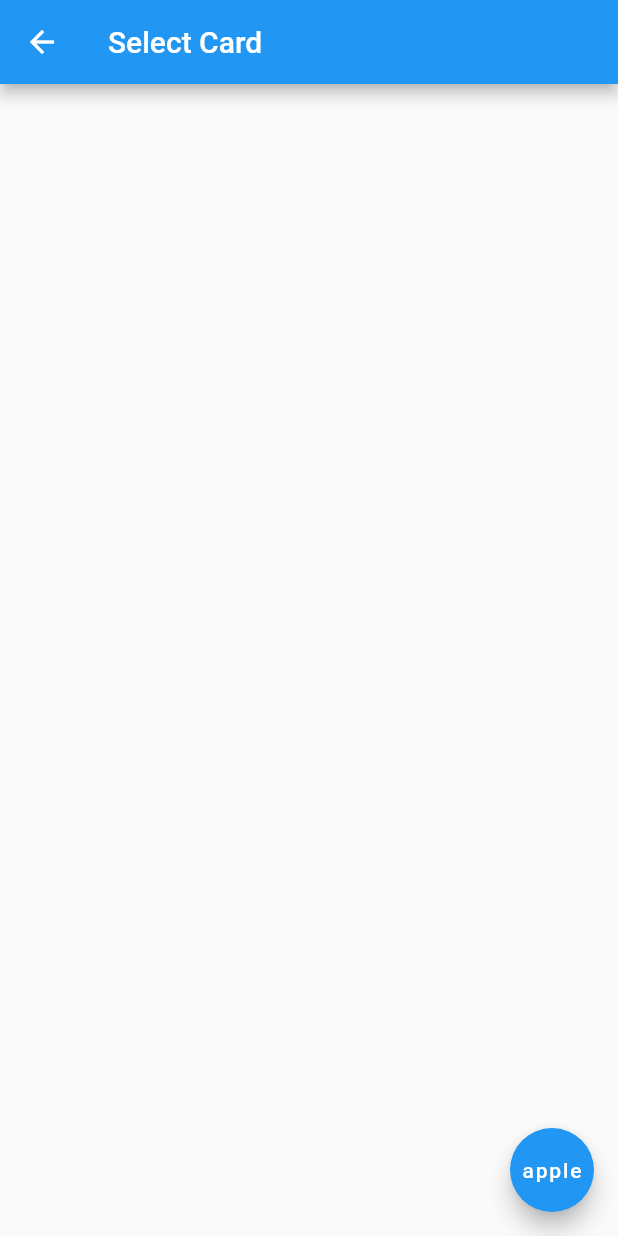
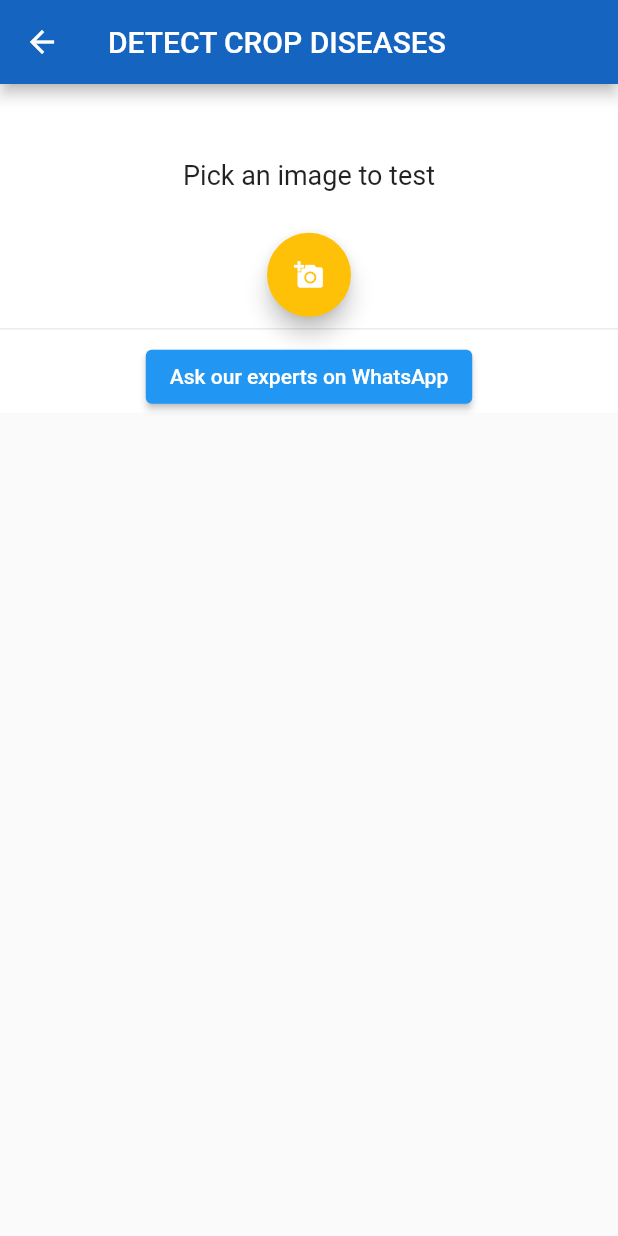
Before and after one commit to C-m3-Codin/chebank, a Flutter app: the screen it shows after launch, on a phone screen of 412 x 824 dp. Run offline on Flutter 3.47's test engine with Material 2 defaults, Android fonts, the phone set to English and light mode, and no system bars; our stand-ins replace cloud_firestore, firebase_auth, firebase_core, image_picker; missing offline and left inert: barcode_scan_fix, tflite; accounts and stored records are empty.

```diff
--- /dev/null
+++ b/assets/labels.txt
@@ -0,0 +1,2 @@
+0 Normal
+1 Masked
--- /dev/null
+++ b/converted_tflite/labels.txt
@@ -0,0 +1,2 @@
+0 Normal
+1 Masked
--- a/lib/main.dart
+++ b/lib/main.dart
@@ -1,5 +1,6 @@
 import 'package:chebank/models/CardModel.dart';
 import 'package:chebank/pages/CardSelectPage.dart';
+import 'package:chebank/pages/FaceRecoog.dart';
 import 'package:chebank/pages/ReadQr.dart';
 import 'package:chebank/services/GetData.dart';
 import 'package:firebase_auth/firebase_auth.dart';
@@ -31,11 +32,12 @@ class MyApp extends StatelessWidget {
       ],
       child: MaterialApp(
         title: "Bank",
-        initialRoute: "/CardsList",
+        initialRoute: "/face",
         routes: {
           '/QR': (context) => ScanQR(),
           '/': (context) => DecideLoginPage(),
-          '/CardsList': (context) => DisplayCards()
+          '/CardsList': (context) => DisplayCards(),
+          '/face': (context) => FaceDetection()
         },
       ),
     );
--- /dev/null
+++ b/lib/pages/FaceRecoog.dart
@@ -0,0 +1,152 @@
+import 'package:flutter/material.dart';
+import 'package:image_picker/image_picker.dart';
+import 'dart:io';
+import 'package:tflite/tflite.dart';
+// import 'package:url_launcher/url_launcher.dart';
+
+class FaceDetection extends StatefulWidget {
+  @override
+  _FaceDetectionState createState() => _FaceDetectionState();
+}
+
+class _FaceDetectionState extends State<FaceDetection> {
+  List _outputs;
+  File _image;
+  bool _loading = false;
+
+  @override
+  void initState() {
+    // TODO: implement initState
+    super.initState();
+    _loading = true;
+
+    loadModel().then((value) {
+      setState(() {
+        _loading = false;
+      });
+    });
+  }
+
+  loadModel() async {
+    await Tflite.loadModel(
+      model: "assets/model_unquant.tflite",
+      labels: "assets/labels.txt",
+      numThreads: 1,
+    );
+  }
+
+  classifyImage(File image) async {
+    var output = await Tflite.runModelOnImage(
+        path: image.path,
+        imageMean: 0.0,
+        imageStd: 255.0,
+        numResults: 2,
+        threshold: 0.2,
+        asynch: true);
+    setState(() {
+      _loading = false;
+      _outputs = output;
+    });
+  }
+
+  @override
+  void dispose() {
+    Tflite.close();
+    super.dispose();
+  }
+
+  pickImage() async {
+    final picker = ImagePicker();
+
+    var image = await picker.getImage(source: ImageSource.camera);
+    // var image = await ImagePicker.pickImage(source: ImageSource.gallery);
+    if (image == null) return null;
+    setState(() {
+      _loading = true;
+      _image = File(image.path);
+    });
+    classifyImage(_image);
+  }
+
+  @override
+  Widget build(BuildContext context) {
+    return Scaffold(
+      appBar: AppBar(
+        title: Text('DETECT CROP DISEASES'),
+        backgroundColor: Colors.blue[800],
+      ),
+      body: SingleChildScrollView(
+        child: Container(
+          color: Colors.white,
+          child: Column(
+            mainAxisAlignment: MainAxisAlignment.spaceAround,
+            children: <Widget>[
+              _loading
+                  ? Container(
+                      height: 300,
+                      width: 300,
+                    )
+                  : Container(
+                      margin: EdgeInsets.all(20),
+                      width: MediaQuery.of(context).size.width,
+                      child: Column(
+                        crossAxisAlignment: CrossAxisAlignment.center,
+                        mainAxisAlignment: MainAxisAlignment.center,
+                        children: <Widget>[
+                          _image == null
+                              ? Container()
+                              : Container(
+                                  height:
+                                      MediaQuery.of(context).size.height * 0.6,
+                                  child: Image.file(
+                                    _image,
+                                  ),
+                                ),
+                          SizedBox(
+                            height: 20,
+                          ),
+                          _image == null
+                              ? Container()
+                              : _outputs != null
+                                  ? Text(
+                                      _outputs[0]["label"],
+                                      style: TextStyle(
+                                          color: Colors.black, fontSize: 20),
+                                    )
+                                  : Container(child: Text("")),
+                          SizedBox(height: 10),
+                          Text(
+                            'Pick an image to test',
+                            style: TextStyle(fontSize: 18),
+                          )
+                        ],
+                      ),
+                    ),
+              SizedBox(
+                height: MediaQuery.of(context).size.height * 0.01,
+              ),
+              FloatingActionButton(
+                tooltip: 'Pick Image',
+                onPressed: pickImage,
+                child: Icon(
+                  Icons.add_a_photo,
+                  size: 20,
+                  color: Colors.white,
+                ),
+                backgroundColor: Colors.amber,
+              ),
+              Divider(),
+              ElevatedButton(
+                onPressed: () {
+                  // launch(
+                  // 'https://wa.me/918240375474?text=Hi, could you advise me with ${_outputs[0]["label"]}');
+                },
+                child: Text('Ask our experts on WhatsApp'),
+              )
+            ],
+          ),
+        ),
+      ),
+    );
+  }
+}
```
Also changed, not shown: pubspec.yaml (+5 -3 lines), pubspec.lock, 3 other files.
